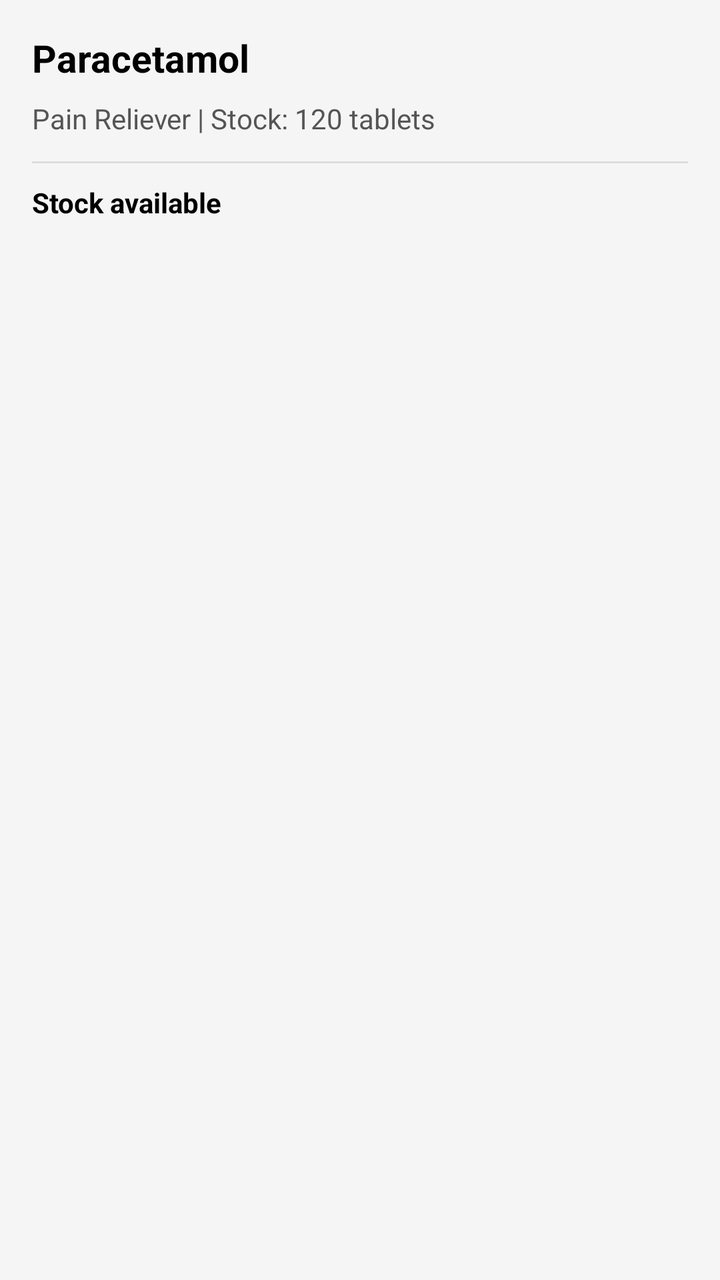
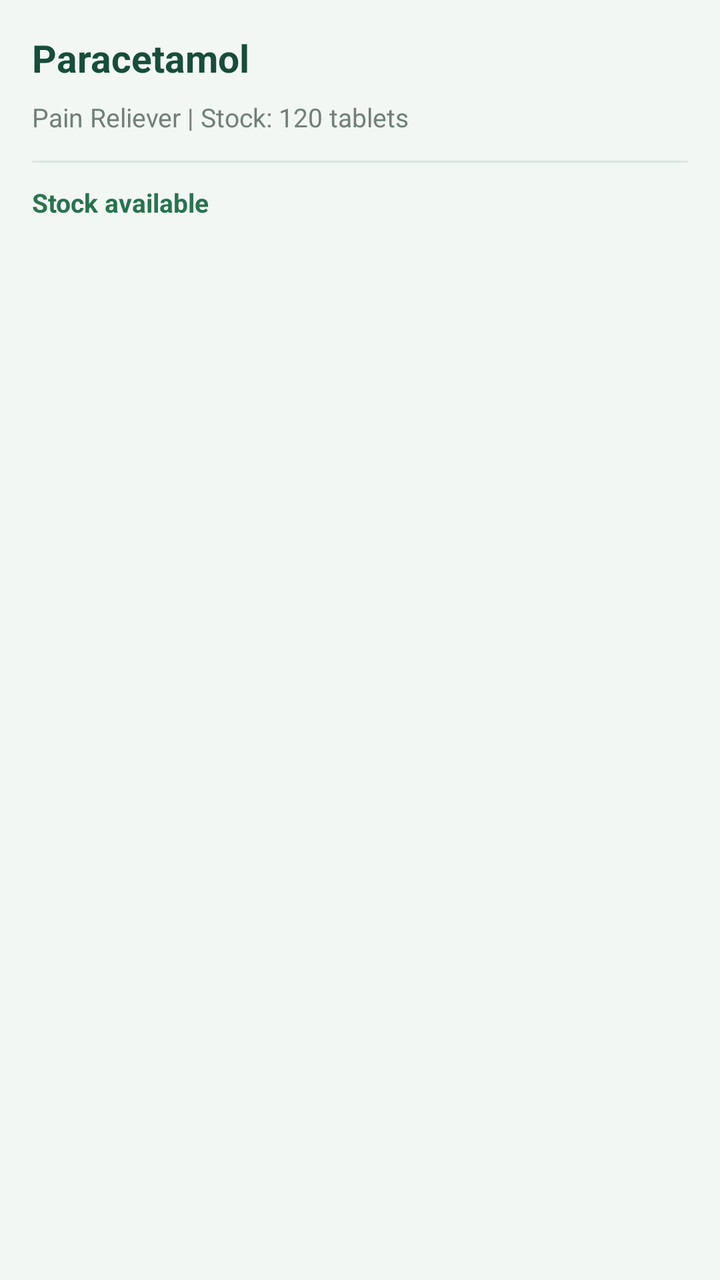

Compare the two renders of this Android layout. The source of the first and the diff that turns it into the second are given below.
<!-- AndroidManifest.xml: application theme AppTheme -->
<!-- res/layout/item_medicine.xml -->
<?xml version="1.0" encoding="utf-8"?>
<LinearLayout xmlns:android="http://schemas.android.com/apk/res/android"
    android:layout_width="match_parent"
    android:layout_height="wrap_content"
    android:layout_marginBottom="12dp"
    android:background="#F5F5F5"
    android:elevation="2dp"
    android:orientation="vertical"
    android:padding="16dp">

    <TextView
        android:id="@+id/medicineName"
        android:layout_width="match_parent"
        android:layout_height="wrap_content"
        android:text="Paracetamol"
        android:textColor="#000000"
        android:textSize="19sp"
        android:textStyle="bold" />

    <TextView
        android:id="@+id/medicineSummary"
        android:layout_width="match_parent"
        android:layout_height="wrap_content"
        android:layout_marginTop="8dp"
        android:text="Pain Reliever | Stock: 120 tablets"
        android:textColor="#555555"
        android:textSize="14sp" />

    <View
        android:layout_width="match_parent"
        android:layout_height="1dp"
        android:layout_marginTop="12dp"
        android:background="#DDDDDD" />

    <TextView
        android:id="@+id/medicineStatus"
        android:layout_width="match_parent"
        android:layout_height="wrap_content"
        android:layout_marginTop="10dp"
        android:text="Stock available"
        android:textColor="#000000"
        android:textSize="14sp"
        android:textStyle="bold" />

</LinearLayout>
<!-- resources referenced by this layout -->
<resources>
  <style name="AppTheme" parent="Theme.AppCompat.Light.NoActionBar">
  
          <item name="android:fontFamily">sans-serif</item>
          <item name="android:colorAccent">#000000</item>
          <item name="android:windowLightStatusBar">true</item>
          <item name="android:statusBarColor">#FFFFFF</item>
          <item name="android:navigationBarColor">#FFFFFF</item>
      </style>
</resources>

<!-- the commit's change to res/layout/item_medicine.xml (unified diff, before → after) -->
@@ -3,7 +3,7 @@
     android:layout_width="match_parent"
     android:layout_height="wrap_content"
     android:layout_marginBottom="12dp"
-    android:background="#F5F5F5"
+    android:background="#F2F7F4"
     android:elevation="2dp"
     android:orientation="vertical"
     android:padding="16dp">
@@ -13,7 +13,7 @@
         android:layout_width="match_parent"
         android:layout_height="wrap_content"
         android:text="Paracetamol"
-        android:textColor="#000000"
+        android:textColor="#174D3A"
         android:textSize="19sp"
         android:textStyle="bold" />
 
@@ -23,23 +23,23 @@
         android:layout_height="wrap_content"
         android:layout_marginTop="8dp"
         android:text="Pain Reliever | Stock: 120 tablets"
-        android:textColor="#555555"
-        android:textSize="14sp" />
+        android:textColor="#718078"
+        android:textSize="13sp" />
 
     <View
         android:layout_width="match_parent"
         android:layout_height="1dp"
-        android:layout_marginTop="12dp"
-        android:background="#DDDDDD" />
+        android:layout_marginTop="13dp"
+        android:background="#D8E6DD" />
 
     <TextView
         android:id="@+id/medicineStatus"
         android:layout_width="match_parent"
         android:layout_height="wrap_content"
-        android:layout_marginTop="10dp"
+        android:layout_marginTop="11dp"
         android:text="Stock available"
-        android:textColor="#000000"
-        android:textSize="14sp"
+        android:textColor="#28734E"
+        android:textSize="13sp"
         android:textStyle="bold" />
 
 </LinearLayout>
